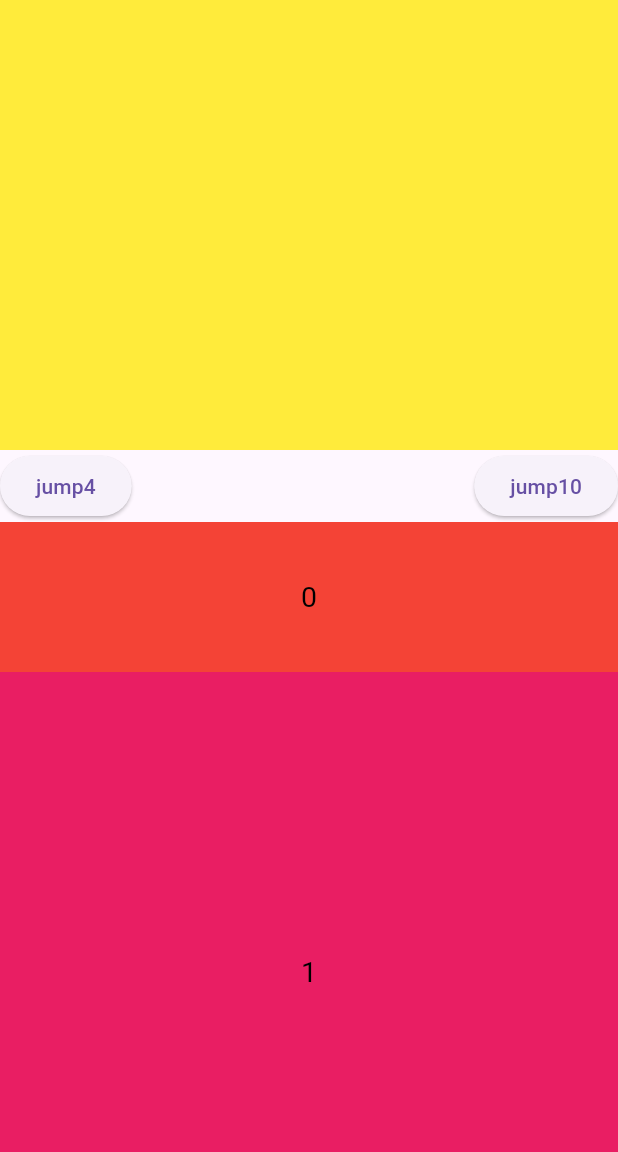
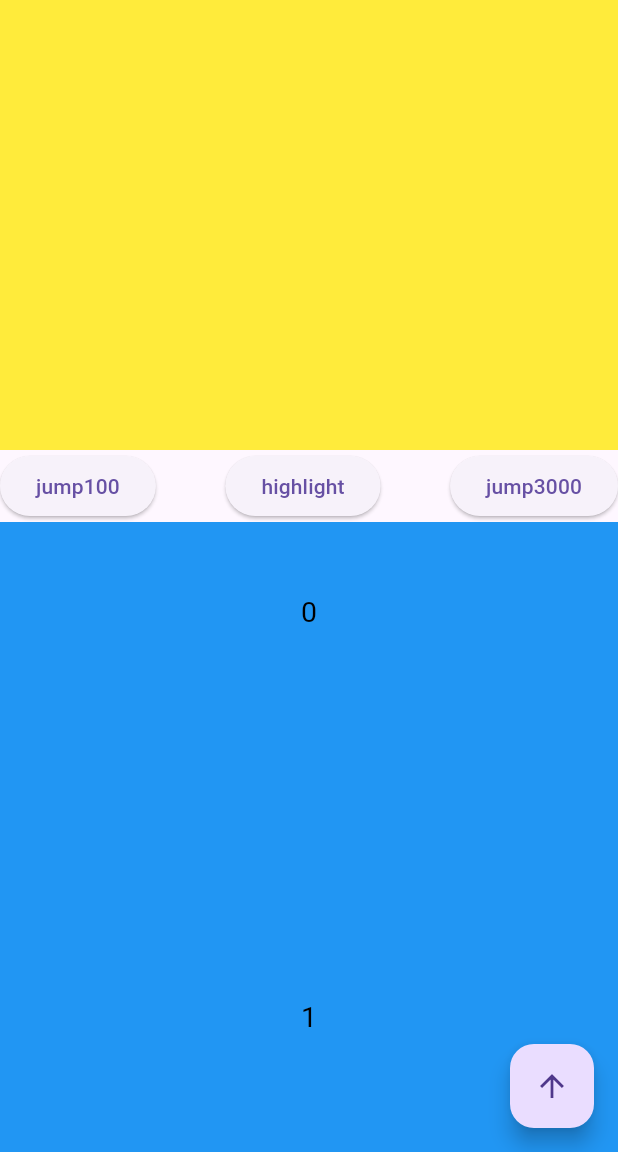
Before and after one commit to Wayaer/fl_anchor_scroll, a Flutter app: the screen it shows after launch, on a phone screen of 412 x 824 dp, the part 84-1236 px from its top. Run offline on Flutter 3.47's test engine with Material 3 defaults, Android fonts, the phone set to English and light mode, and no system bars; our stand-ins replace visibility_detector.

Commit message:
no message

```diff
--- a/example/lib/main.dart
+++ b/example/lib/main.dart
@@ -14,7 +14,7 @@ class _App extends StatefulWidget {
 }
 
 class _AppState extends State<_App> {
-  List<Color> list = Colors.primaries;
+  List<int> list = List.generate(40000, (index) => index);
   List<bool> states = [];
   late AnchorScrollController anchorScrollController;
 
@@ -22,7 +22,8 @@ class _AppState extends State<_App> {
   void initState() {
     super.initState();
     states = list.map((item) => false).toList();
-    anchorScrollController = AnchorScrollController();
+    anchorScrollController = AnchorScrollController(
+        suggestedRowHeight: 100, keepScrollOffset: false);
     anchorScrollController.addListener(() {
       Future.delayed(const Duration(milliseconds: 200), () {
         logStates();
@@ -34,6 +35,13 @@ class _AppState extends State<_App> {
   Widget build(BuildContext context) {
     return Scaffold(
         appBar: AppBar(title: const Text('FlAnchorScroll')),
+        floatingActionButton: FloatingActionButton(
+            child: const Icon(Icons.arrow_upward),
+            onPressed: () {
+              anchorScrollController.animateTo(0,
+                  duration: const Duration(milliseconds: 250),
+                  curve: Curves.linear);
+            }),
         body: CustomScrollView(controller: anchorScrollController, slivers: [
           SliverToBoxAdapter(child: header),
           SliverList(
@@ -42,6 +50,8 @@ class _AppState extends State<_App> {
               final item = list[index];
               return AnchorScrollTag(
                   key: ValueKey(index),
+                  highlightColor: Colors.red,
+                  color: Colors.blue,
                   controller: anchorScrollController,
                   index: index,
                   child: VisibilityDetector(
@@ -56,7 +66,7 @@ class _AppState extends State<_App> {
                         states[index] = info.visibleFraction > 0.5;
                       },
                       child: Container(
-                          color: item,
+                          margin: const EdgeInsets.all(10),
                           width: double.infinity,
                           alignment: Alignment.center,
                           height: index.isEven ? 100 : 400,
@@ -77,16 +87,29 @@ class _AppState extends State<_App> {
       Row(mainAxisAlignment: MainAxisAlignment.spaceBetween, children: [
         ElevatedButton(
             onPressed: () {
-              anchorScrollController.scrollToIndex(4,
+              anchorScrollController.animateToIndex(100,
                   preferPosition: AnchorScrollPosition.begin);
             },
-            child: const Text('jump4')),
+            child: const Text('jump100')),
         ElevatedButton(
             onPressed: () {
-              anchorScrollController.scrollToIndex(10,
+              anchorScrollController.highlight(10);
+            },
+            child: const Text('highlight')),
+        // ElevatedButton(
+        //     onPressed: () {
+        //       anchorScrollController.animateToIndex(1000,
+        //           duration: const Duration(milliseconds: 1),
+        //           preferPosition: AnchorScrollPosition.begin);
+        //     },
+        //     child: const Text('jump1000')),
+        ElevatedButton(
+            onPressed: () {
+              anchorScrollController.animateToIndex(3000,
+                  duration: const Duration(milliseconds: 1),
                   preferPosition: AnchorScrollPosition.begin);
             },
-            child: const Text('jump10')),
+            child: const Text('jump3000')),
       ]),
     ]);
   }
--- a/lib/src/util.dart
+++ b/lib/src/util.dart
@@ -1,7 +1,7 @@
 part of '../fl_anchor_scroll.dart';
 
 /// used to invoke async functions in order
-Future<T> co<T>(key, FutureOr<T> Function() action) async {
+Future<T> _co<T>(key, FutureOr<T> Function() action) async {
   for (;;) {
     final c = _locks[key];
     if (c == null) break;
@@ -42,7 +42,7 @@ Future<T> co<T>(key, FutureOr<T> Function() action) async {
 final _locks = HashMap<dynamic, Completer>();
 
 /// skip the TickerCanceled exception
-Future catchAnimationCancel(TickerFuture future) async {
+Future _catchAnimationCancel(TickerFuture future) async {
   return future.orCancel.catchError((_) async {
     return null;
   }, test: (ex) => ex is TickerCanceled);
```
Also changed, not shown: lib/src/anchor_scroll.dart (+13 -14 lines), lib/src/anchor_scroll_builder.dart (+4 -4 lines).
